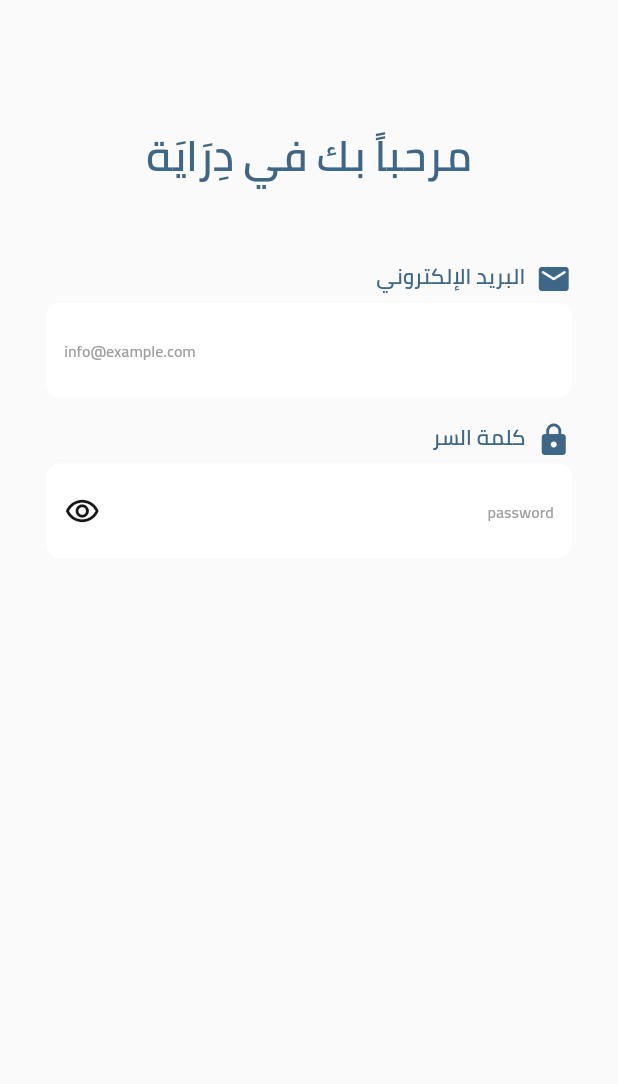
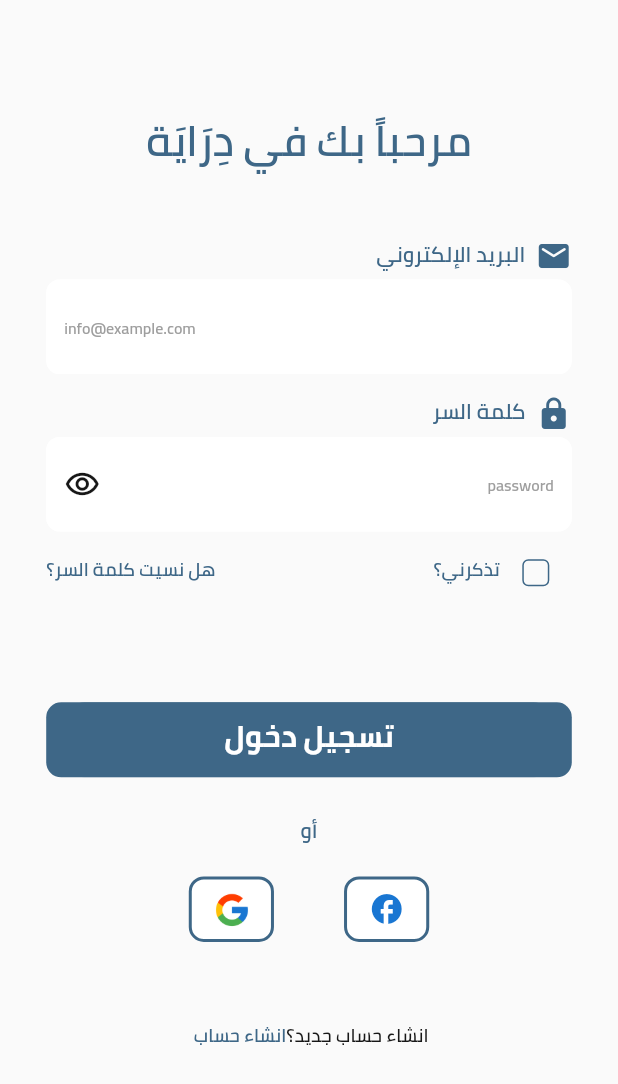
Before and after one commit to ahmedhany20200050/deraya, a Flutter app: the screen it shows after launch, on a phone screen of 412 x 824 dp. Shown: the top 1084 px of the screen. Run offline on Flutter 3.47's test engine with Material 2 defaults, Android fonts, the phone set to English and light mode, and no system bars; our stand-ins replace bloc, easy_localization, flutter_bloc, flutter_screenutil, hive_flutter; accounts and stored records are empty.

Commit message:
finish login screen

```diff
--- a/assets/language/ar-EG.json
+++ b/assets/language/ar-EG.json
@@ -1,6 +1,11 @@
 {
-  "Login": "تسجيل دخول"
+  "login": "تسجيل دخول"
 , "email": "البريد الإلكتروني"
 , "password": "كلمة السر"
+, "rememberMe": "تذكرني؟"
+, "forget password": "هل نسيت كلمة السر؟"
 , "welcome": "مرحباً بك في دِرَايَة"
+, "or": "أو"
+, "create new account?": "انشاء حساب جديد؟"
+, "create account": "انشاء حساب "
 }
--- a/assets/language/en-US.json
+++ b/assets/language/en-US.json
@@ -1,7 +1,12 @@
 
 {
-  "Login": "Login"
+  "login": "Login"
 ,"email": "Email"
 ,"password": "password"
+,"rememberMe": "Remember Me?"
+,"forget password": "Forgot your password?"
 ,"welcome": "Welcome to Derya"
+,"or": "Or"
+,"create new account?": "create new account?"
+,"create account": "create  account"
 }
--- /dev/null
+++ b/lib/core/constant/assets.dart
@@ -0,0 +1,6 @@
+
+abstract class Assets{
+
+  static const kGoogleIcon='assets/images/flat-color-icons_google.png';
+
+}
--- a/lib/presentation/components/button_widget.dart
+++ b/lib/presentation/components/button_widget.dart
@@ -2,14 +2,13 @@ import 'package:deraya_application/core/constant/colors.dart';
 import 'package:deraya_application/presentation/components/text_widget.dart';
 import 'package:flutter/material.dart';
 import 'package:flutter_screenutil/flutter_screenutil.dart';
-
-
 
 class ButtonWidget extends StatelessWidget {
   String title;
 
   double width, height, radius;
   double? fontSize;
+  FontWeight?fontWeight;
   Widget? child;
   Color textColor, buttonColor, borderColor, inkColor;
   void Function()? onTap;
@@ -21,6 +20,7 @@ class ButtonWidget extends StatelessWidget {
         this.width = 88.0,
         this.height = 50.0,
         this.onTap,
+        this.fontWeight,
         this.child,
         this.fontSize,
         this.textColor = Colors.white,
@@ -57,6 +57,7 @@ class ButtonWidget extends StatelessWidget {
               child: TextWidget(
                 title: title,
                 fontSize: fontSize ?? 16.sp,
+                fontWeight: fontWeight??FontWeight.w500,
                 textAlign: TextAlign.center,
                 color: textColor,
               ),
--- a/lib/presentation/screens/login/login_screen.dart
+++ b/lib/presentation/screens/login/login_screen.dart
@@ -1,4 +1,6 @@
+import 'package:deraya_application/core/constant/assets.dart';
 import 'package:deraya_application/core/constant/colors.dart';
+import 'package:deraya_application/presentation/components/button_widget.dart';
 import 'package:deraya_application/presentation/components/text_form_field.dart';
 import 'package:deraya_application/presentation/components/text_widget.dart';
 import 'package:deraya_application/presentation/screens/login/cubit/login_cubit.dart';
@@ -26,9 +28,9 @@ class LoginScreen extends StatelessWidget {
                 padding:  EdgeInsets.symmetric(horizontal: 32.w),
                 child: Column(
                   children: [
-                    const SizedBox(height: 90,),
+                     SizedBox(height: 90.h,),
                     TextWidget(title: 'welcome'.tr(),fontSize: 31.69.sp,fontWeight:FontWeight.w600,color: ColorsManger.primary,),
-                    const SizedBox(height: 50,),
+                     SizedBox(height: 50.h,),
                     Row(
                       mainAxisAlignment: MainAxisAlignment.start,
                       children: [
@@ -37,7 +39,7 @@ class LoginScreen extends StatelessWidget {
                         TextWidget(title: 'email'.tr(),fontSize: 16.sp,fontWeight: FontWeight.w400,color: ColorsManger.primary,),
                       ],
                     ),
-                    const SizedBox(height: 4,),
+                     SizedBox(height: 4.h,),
                     TextFormFieldWidget(
                       borderRadius: 1.0,
                       onChanged: (val){},
@@ -46,7 +48,7 @@ class LoginScreen extends StatelessWidget {
                       textalign: TextAlign.end,
 
                     ),
-                    const SizedBox(height: 16,),
+                     SizedBox(height: 16.h,),
                     Row(
                       mainAxisAlignment: MainAxisAlignment.start,
                       children: [
@@ -55,13 +57,66 @@ class LoginScreen extends StatelessWidget {
                         TextWidget(title: 'password'.tr(),fontSize: 16.sp,fontWeight: FontWeight.w400,color: ColorsManger.primary,),
                       ],
                     ),
-                    const SizedBox(height: 4,),
+                     SizedBox(height: 4.h,),
                     TextFormFieldWidget(
                       borderRadius: 1.0,
                       onChanged: (val){},
                       hintText: 'password',
                       borderColor: ColorsManger.primary.withOpacity(0.6),
                       password: true,
+                    ),
+                     SizedBox(height: 4.h,),
+                    Row(
+                      mainAxisAlignment: MainAxisAlignment.start,
+                      children: [
+                        Checkbox(
+                          value: false,
+                          onChanged: (val){},
+                          side: const BorderSide(color: ColorsManger.primary,width: 1,),
+                          shape: RoundedRectangleBorder(borderRadius: BorderRadius.circular(4),),
+                        ),
+                        TextWidget(title: 'rememberMe'.tr(),fontSize: 13.86.sp,fontWeight: FontWeight.w400,color: ColorsManger.primary,),
+                        const Spacer(),
+                        TextWidget(title: 'forget password'.tr(),fontSize: 13.86.sp,fontWeight: FontWeight.w400,color: ColorsManger.primary,),
+                      ],
+                    ),
+                     SizedBox(height: 70.h,),
+                    ButtonWidget(
+                      radius: 10,
+                      title: 'login'.tr(),
+                      fontSize: 20,
+                      fontWeight: FontWeight.w700,
+                      onTap: (){},
+
+                    ),
+                     SizedBox(height: 32.h,),
+                    TextWidget(title: 'or'.tr(),fontSize:16.sp,fontWeight:FontWeight.w400,color: ColorsManger.primary,),
+                     SizedBox(height: 23.h,),
+                    Row(
+                      mainAxisAlignment: MainAxisAlignment.center,
+                      children: [
+                        Container(
+                          height: 49.h,
+                          width: 59.w,
+                          alignment: Alignment.center,
+                          decoration:  BoxDecoration(
+                            borderRadius: BorderRadius.circular(10),
+                            border: const Border.fromBorderSide(BorderSide(color:ColorsManger.primary,width: 2 )),
+                            color: Colors.white,
+                          ),
+                          child: Icon(Icons.facebook_rounded,color: Colors.blue.shade700,)
+                        ),
+                        SizedBox(width: 48.53.w,),
+                        const GoogleButton(),
+                      ],
+                    ),
+                    SizedBox(height: 63.59.h,),
+                    Row(
+                      mainAxisAlignment: MainAxisAlignment.center,
+                      children: [
+                        TextWidget(title: 'create new account?'.tr(),color: ColorsManger.blackColor,fontSize: 14.sp,fontWeight: FontWeight.w400),
+                        TextWidget(title: 'create account'.tr(),color: ColorsManger.primary,fontSize: 14.sp,fontWeight: FontWeight.w400),
+                      ],
                     ),
                   ],
                 ),
@@ -73,3 +128,24 @@ class LoginScreen extends StatelessWidget {
     );
   }
 }
+
+class GoogleButton extends StatelessWidget {
+  const GoogleButton({
+    super.key,
+  });
+
+  @override
+  Widget build(BuildContext context) {
+    return Container(
+      height: 49.h,
+      width: 59.w,
+      alignment: Alignment.center,
+      decoration:  BoxDecoration(
+        borderRadius: BorderRadius.circular(10),
+        border: const Border.fromBorderSide(BorderSide(color:ColorsManger.primary,width: 2 )),
+        color: Colors.white,
+      ),
+      child: Image.asset(Assets.kGoogleIcon,height: 29.h,width: 29.w,),
+    );
+  }
+}
```
